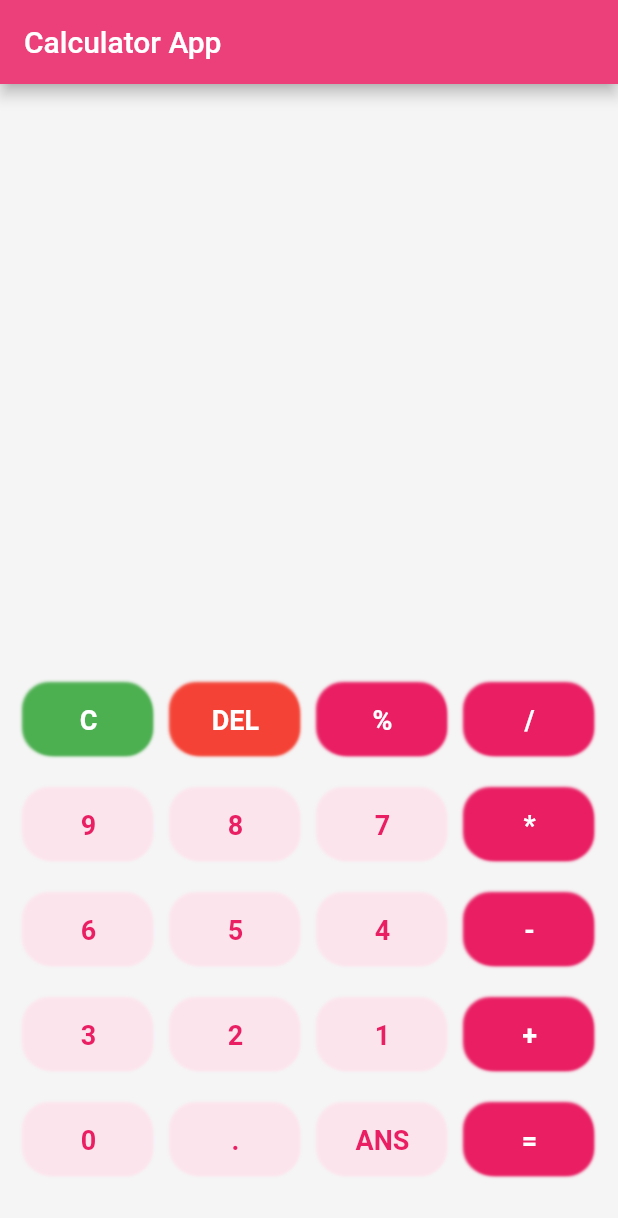
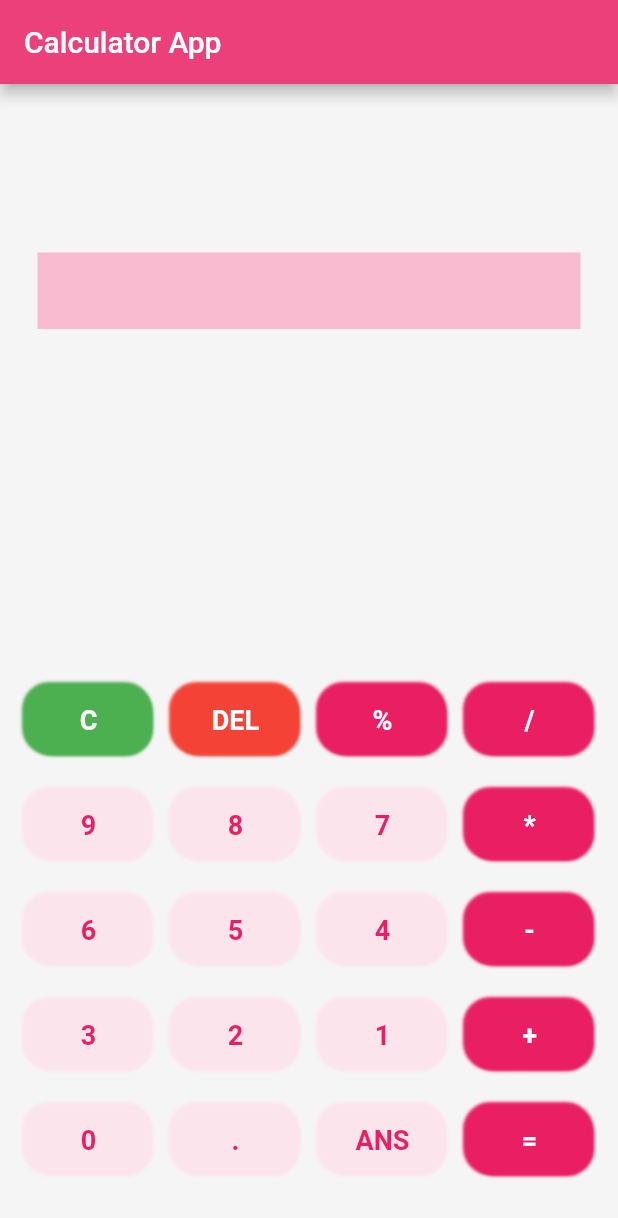
Before and after one commit to DevSamia/calculator_with_flutter, a Flutter app: the screen it shows after launch, on a phone screen of 412 x 824 dp. Shown: the top 1218 px of the screen. Run offline on Flutter 3.47's test engine with Material 2 defaults, Android fonts, the phone set to English and light mode, and no system bars; our stand-ins replace math_expressions.

Commit message:
push file

```diff
--- a/lib/view/calculator_view.dart
+++ b/lib/view/calculator_view.dart
@@ -56,13 +56,11 @@ class _CalculatorViewState extends State<CalculatorView> {
                 mainAxisAlignment: MainAxisAlignment.spaceEvenly,
                 children: [
                   Align(
-
                       alignment: Alignment.topLeft,
                       child: Container(
-                        color: Colors.pink.shade100,
+                        color: Colors.pink.shade100,width: double.infinity,padding:const EdgeInsets.all(15),
                         child: Text(
                           userQuestions,
-
                           style: const TextStyle(
                               fontWeight: FontWeight.bold,
                               fontSize: 18,
@@ -152,6 +150,7 @@ class _CalculatorViewState extends State<CalculatorView> {
     return false;
   }
 
+
   void equalPressed() {
     String finalQuestions = userQuestions;
     finalQuestions = finalQuestions.replaceAll('X', '*');
--- a/lib/widget/button.dart
+++ b/lib/widget/button.dart
@@ -4,9 +4,7 @@ import 'package:flutter/material.dart';
 
 class MyButton extends StatelessWidget {
   final color;
-
   final textColor;
-
   final String buttonText;
   final onTapButton;
 
```
Also changed, not shown: pubspec.lock.
